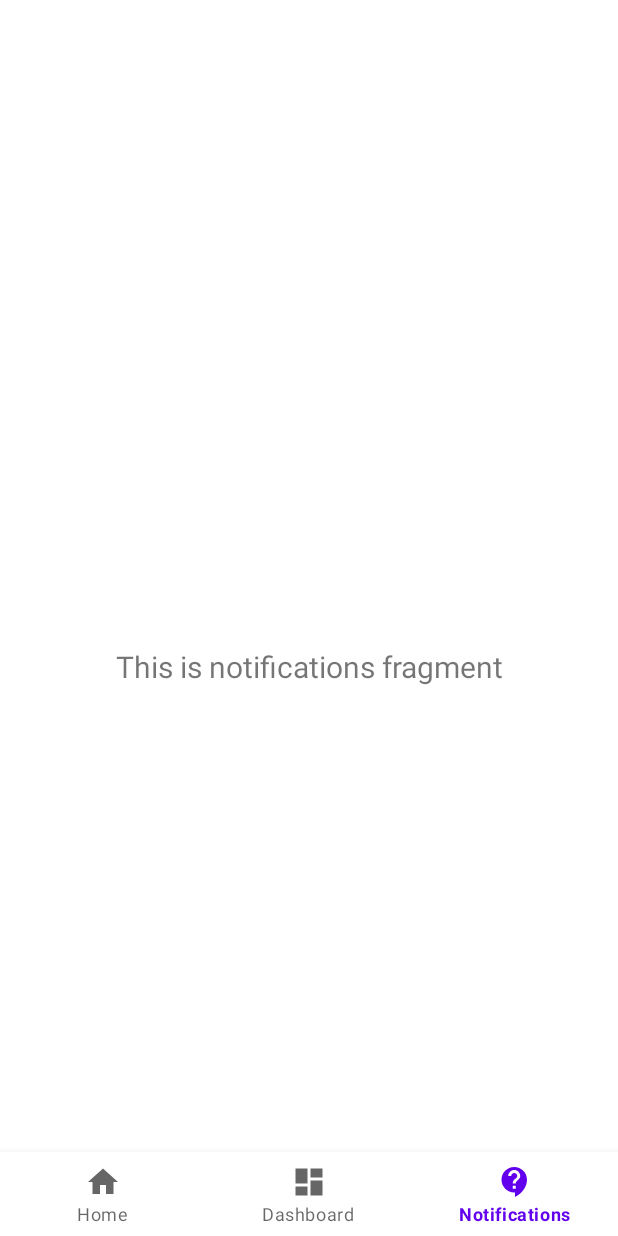
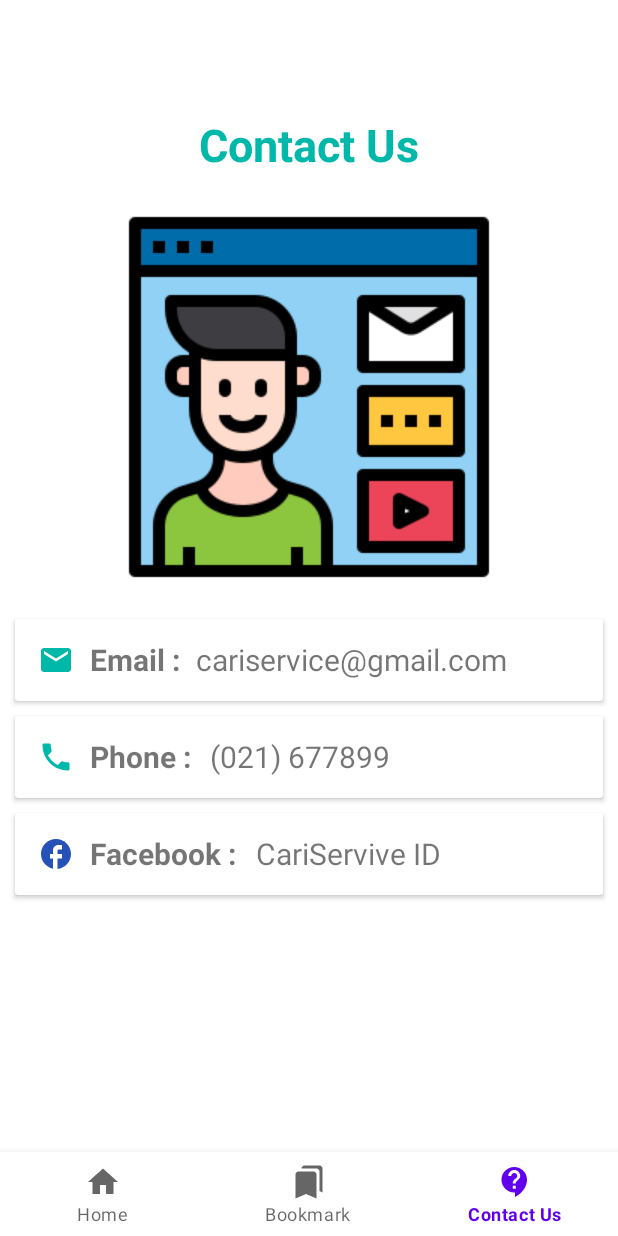
Before and after one commit to Fheyrian/CariJasa, an Android app: the NotificationsFragment screen opened through its navigation route, on a phone screen of 412 x 824 dp. Run offline under Robolectric (Android 15) with nearby library versions, the phone set to English and light mode, and no system bars; our stand-ins replace navigation-ui.

Commit message:
Contact n Edit Fragment

```diff
--- /dev/null
+++ b/app/src/main/res/drawable/ic_baseline_arrow_back_ios_new_24.xml
@@ -0,0 +1,5 @@
+<vector android:height="24dp" android:tint="#FFFFFF"
+    android:viewportHeight="24" android:viewportWidth="24"
+    android:width="24dp" xmlns:android="http://schemas.android.com/apk/res/android">
+    <path android:fillColor="@android:color/white" android:pathData="M17.77,3.77l-1.77,-1.77l-10,10l10,10l1.77,-1.77l-8.23,-8.23z"/>
+</vector>
--- /dev/null
+++ b/app/src/main/res/drawable/ic_baseline_bookmarks_24.xml
@@ -0,0 +1,5 @@
+<vector android:height="24dp" android:tint="#FFFFFF"
+    android:viewportHeight="24" android:viewportWidth="24"
+    android:width="24dp" xmlns:android="http://schemas.android.com/apk/res/android">
+    <path android:fillColor="@android:color/white" android:pathData="M19,18l2,1V3c0,-1.1 -0.9,-2 -2,-2H8.99C7.89,1 7,1.9 7,3h10c1.1,0 2,0.9 2,2v13zM15,5H5c-1.1,0 -2,0.9 -2,2v16l7,-3 7,3V7c0,-1.1 -0.9,-2 -2,-2z"/>
+</vector>
--- a/app/src/main/res/drawable/ic_baseline_contact_support_24.xml
+++ b/app/src/main/res/drawable/ic_baseline_contact_support_24.xml
@@ -1,10 +1,5 @@
-<vector xmlns:android="http://schemas.android.com/apk/res/android"
-    android:width="24dp"
-    android:height="24dp"
-    android:viewportWidth="24"
-    android:viewportHeight="24"
-    android:tint="?attr/colorControlNormal">
-  <path
-      android:fillColor="@android:color/white"
-      android:pathData="M11.5,2C6.81,2 3,5.81 3,10.5S6.81,19 11.5,19h0.5v3c4.86,-2.34 8,-7 8,-11.5C20,5.81 16.19,2 11.5,2zM12.5,16.5h-2v-2h2v2zM12.5,13h-2c0,-3.25 3,-3 3,-5 0,-1.1 -0.9,-2 -2,-2s-2,0.9 -2,2h-2c0,-2.21 1.79,-4 4,-4s4,1.79 4,4c0,2.5 -3,2.75 -3,5z"/>
+<vector android:autoMirrored="true" android:height="24dp"
+    android:tint="#FFFFFF" android:viewportHeight="24"
+    android:viewportWidth="24" android:width="24dp" xmlns:android="http://schemas.android.com/apk/res/android">
+    <path android:fillColor="@android:color/white" android:pathData="M11.5,2C6.81,2 3,5.81 3,10.5S6.81,19 11.5,19h0.5v3c4.86,-2.34 8,-7 8,-11.5C20,5.81 16.19,2 11.5,2zM12.5,16.5h-2v-2h2v2zM12.5,13h-2c0,-3.25 3,-3 3,-5 0,-1.1 -0.9,-2 -2,-2s-2,0.9 -2,2h-2c0,-2.21 1.79,-4 4,-4s4,1.79 4,4c0,2.5 -3,2.75 -3,5z"/>
 </vector>
--- /dev/null
+++ b/app/src/main/res/drawable/ic_baseline_email_24.xml
@@ -0,0 +1,5 @@
+<vector android:height="24dp" android:tint="#00B8A9"
+    android:viewportHeight="24" android:viewportWidth="24"
+    android:width="24dp" xmlns:android="http://schemas.android.com/apk/res/android">
+    <path android:fillColor="@android:color/white" android:pathData="M20,4L4,4c-1.1,0 -1.99,0.9 -1.99,2L2,18c0,1.1 0.9,2 2,2h16c1.1,0 2,-0.9 2,-2L22,6c0,-1.1 -0.9,-2 -2,-2zM20,8l-8,5 -8,-5L4,6l8,5 8,-5v2z"/>
+</vector>
--- /dev/null
+++ b/app/src/main/res/drawable/ic_baseline_facebook_24.xml
@@ -0,0 +1,5 @@
+<vector android:height="24dp" android:tint="#2652B8"
+    android:viewportHeight="24" android:viewportWidth="24"
+    android:width="24dp" xmlns:android="http://schemas.android.com/apk/res/android">
+    <path android:fillColor="@android:color/white" android:pathData="M22,12c0,-5.52 -4.48,-10 -10,-10S2,6.48 2,12c0,4.84 3.44,8.87 8,9.8V15H8v-3h2V9.5C10,7.57 11.57,6 13.5,6H16v3h-2c-0.55,0 -1,0.45 -1,1v2h3v3h-3v6.95C18.05,21.45 22,17.19 22,12z"/>
+</vector>
--- /dev/null
+++ b/app/src/main/res/drawable/ic_baseline_local_phone_24.xml
@@ -0,0 +1,5 @@
+<vector android:height="24dp" android:tint="#00B8A9"
+    android:viewportHeight="24" android:viewportWidth="24"
+    android:width="24dp" xmlns:android="http://schemas.android.com/apk/res/android">
+    <path android:fillColor="@android:color/white" android:pathData="M6.62,10.79c1.44,2.83 3.76,5.14 6.59,6.59l2.2,-2.2c0.27,-0.27 0.67,-0.36 1.02,-0.24 1.12,0.37 2.33,0.57 3.57,0.57 0.55,0 1,0.45 1,1V20c0,0.55 -0.45,1 -1,1 -9.39,0 -17,-7.61 -17,-17 0,-0.55 0.45,-1 1,-1h3.5c0.55,0 1,0.45 1,1 0,1.25 0.2,2.45 0.57,3.57 0.11,0.35 0.03,0.74 -0.25,1.02l-2.2,2.2z"/>
+</vector>
--- a/app/src/main/res/layout/fragment_notifications.xml
+++ b/app/src/main/res/layout/fragment_notifications.xml
@@ -5,6 +5,148 @@
     android:layout_width="match_parent"
     android:layout_height="match_parent"
     tools:context=".ui.notifications.NotificationsFragment">
+
+
+
+    <TextView
+        android:id="@+id/contact_us"
+        app:layout_constraintTop_toTopOf="parent"
+        app:layout_constraintStart_toStartOf="parent"
+        app:layout_constraintEnd_toEndOf="parent"
+        android:layout_width="match_parent"
+        android:layout_height="wrap_content"
+        android:layout_marginTop="20dp"
+        android:text="Contact Us"
+        android:textColor="#00B8A9"
+        android:textStyle="bold"
+        android:textSize="30sp"
+        android:gravity="center"/>
+
+
+
+    <ImageView
+        android:layout_marginTop="20dp"
+        android:id="@+id/img_contact_us"
+        android:layout_width="match_parent"
+        android:layout_height="wrap_content"
+        android:src="@drawable/contact_us"
+        app:layout_constraintTop_toBottomOf="@id/contact_us"/>
+
+
+    <androidx.cardview.widget.CardView
+        android:id="@+id/email_line"
+        android:layout_marginTop="20dp"
+        android:layout_marginLeft="10dp"
+        android:layout_marginRight="10dp"
+        android:layout_height="wrap_content"
+        android:layout_width="match_parent"
+        app:layout_constraintTop_toBottomOf="@id/img_contact_us">
+
+        <ImageView
+            android:layout_width="wrap_content"
+            android:layout_height="match_parent"
+            android:src="@drawable/ic_baseline_email_24"
+            android:layout_margin="15dp" />
+
+        <TextView
+            android:layout_width="wrap_content"
+            android:layout_height="match_parent"
+            android:text="Email :"
+            android:textSize="20sp"
+            android:gravity="center|left"
+            android:textStyle="bold"
+            android:layout_marginLeft="50dp"
+            />
+
+        <TextView
+            android:layout_width="wrap_content"
+            android:layout_height="match_parent"
+            android:text="cariservice@gmail.com"
+            android:layout_marginLeft="110dp"
+            android:gravity="center"
+            android:textSize="20sp"
+            android:padding="10dp"/>
+    </androidx.cardview.widget.CardView>
+
+    <androidx.cardview.widget.CardView
+        android:id="@+id/phone_line"
+        android:layout_margin="10dp"
+        android:layout_height="wrap_content"
+        android:layout_width="match_parent"
+        app:layout_constraintTop_toBottomOf="@id/email_line">
+
+        <ImageView
+            android:layout_width="wrap_content"
+            android:layout_height="match_parent"
+            android:src="@drawable/ic_baseline_local_phone_24"
+            android:layout_margin="15dp" />
+
+        <TextView
+            android:layout_width="wrap_content"
+            android:layout_height="match_parent"
+            android:text="Phone :"
+            android:textSize="20sp"
+            android:gravity="center|left"
+            android:textStyle="bold"
+            android:layout_marginLeft="50dp"
+            />
+
+        <TextView
+            android:layout_width="wrap_content"
+            android:layout_height="match_parent"
+            android:text="(021) 677899"
+            android:layout_marginLeft="120dp"
+            android:gravity="center"
+            android:textSize="20sp"
+            android:padding="10dp"/>
+    </androidx.cardview.widget.CardView>
+
+    <androidx.cardview.widget.CardView
+        android:id="@+id/fb_line"
+        android:layout_margin="10dp"
+        android:layout_height="wrap_content"
+        android:layout_width="match_parent"
+        app:layout_constraintTop_toBottomOf="@id/phone_line">
+
+        <ImageView
+            android:layout_width="wrap_content"
+            android:layout_height="match_parent"
+            android:src="@drawable/ic_baseline_facebook_24"
+            android:layout_margin="15dp" />
+
+        <TextView
+            android:layout_width="wrap_content"
+            android:layout_height="match_parent"
+            android:text="Facebook :"
+            android:textSize="20sp"
+            android:gravity="center|left"
+            android:textStyle="bold"
+            android:layout_marginLeft="50dp"
+            />
+
+        <TextView
+            android:layout_width="wrap_content"
+            android:layout_height="match_parent"
+            android:text="CariServive ID"
+            android:layout_marginLeft="150dp"
+            android:gravity="center"
+            android:textSize="20sp"
+            android:padding="10dp"/>
+    </androidx.cardview.widget.CardView>
+
+
+
+
+
+
+
+
+
+
+
+
+
+
 
     <TextView
         android:id="@+id/text_notifications"
--- a/app/src/main/res/menu/bottom_nav_menu.xml
+++ b/app/src/main/res/menu/bottom_nav_menu.xml
@@ -8,12 +8,12 @@
 
     <item
         android:id="@+id/navigation_dashboard"
-        android:icon="@drawable/ic_dashboard_black_24dp"
-        android:title="@string/title_dashboard" />
+        android:icon="@drawable/ic_baseline_bookmarks_24"
+        android:title="@string/title_bookmarks" />
 
     <item
         android:id="@+id/navigation_notifications"
         android:icon="@drawable/ic_baseline_contact_support_24"
-        android:title="@string/title_notifications" />
+        android:title="@string/title_contact" />
 
 </menu>
--- a/app/src/main/res/navigation/mobile_navigation.xml
+++ b/app/src/main/res/navigation/mobile_navigation.xml
@@ -14,12 +14,12 @@
     <fragment
         android:id="@+id/navigation_dashboard"
         android:name="com.example.myapplication.ui.dashboard.DashboardFragment"
-        android:label="@string/title_dashboard"
+        android:label="@string/title_bookmarks"
         tools:layout="@layout/fragment_dashboard" />
 
     <fragment
         android:id="@+id/navigation_notifications"
         android:name="com.example.myapplication.ui.notifications.NotificationsFragment"
-        android:label="@string/title_notifications"
+        android:label="@string/title_contact"
         tools:layout="@layout/fragment_notifications" />
 </navigation>
--- a/app/src/main/res/values/strings.xml
+++ b/app/src/main/res/values/strings.xml
@@ -1,8 +1,8 @@
 <resources>
     <string name="app_name">My Application</string>
     <string name="title_home">Home</string>
-    <string name="title_dashboard">Dashboard</string>
-    <string name="title_notifications">Notifications</string>
+    <string name="title_bookmarks">Bookmark</string>
+    <string name="title_contact">Contact Us</string>
     <string name="search">Search</string>
     <string name="todo">TODO</string>
     <string name="title_activity_maps">Map</string>
```
Also changed, not shown: app/src/main/res/drawable/contact_us.png (added).
